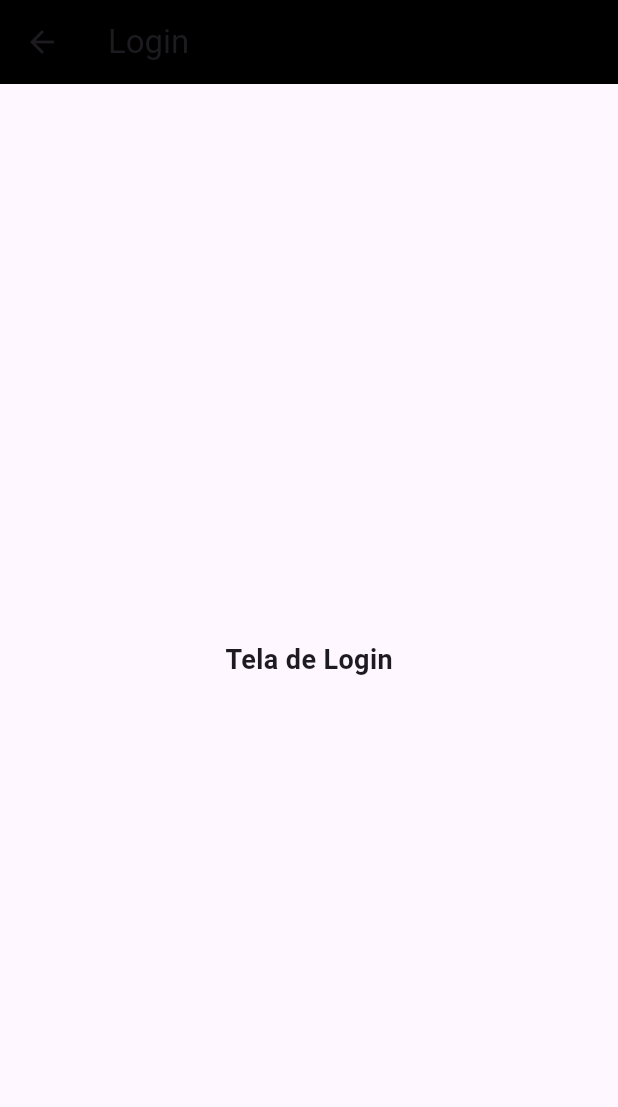
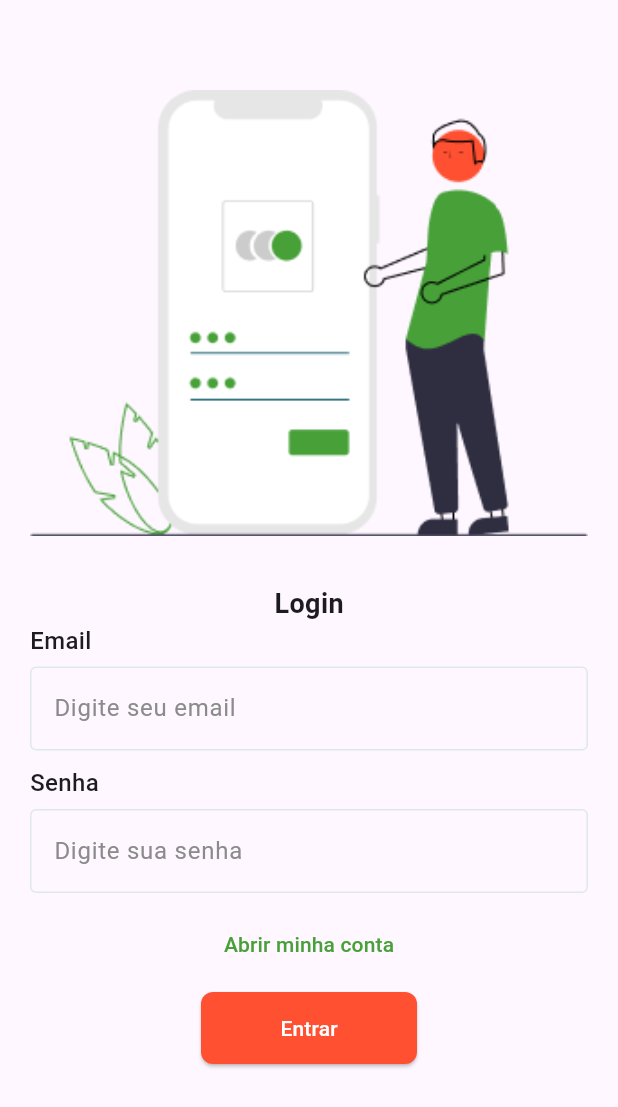
Before and after one commit to CarolBastos/tech_challenge_fase3, a Flutter app: the LoginScreen screen opened directly, on a phone screen of 412 x 824 dp. Shown: the top 1107 px of the screen. Run offline on Flutter 3.47's test engine with Material 3 defaults, Android fonts, the phone set to English and light mode, and no system bars; our stand-ins replace firebase_core; accounts and stored records are empty.

Commit message:
adicionando rotas para login e register

```diff
--- a/lib/app_colors.dart
+++ b/lib/app_colors.dart
@@ -17,8 +17,10 @@ class AppColors {
         900: Color(0xFF0D470E),
       });
 
+  static const Color error = Color(0xFFFF5031);
+  static const Color grey = Color(0xFFDEE9EA);
+  static const Color greyPlaceholder = Color(0xFF8B8B8B);
   static const Color white = Colors.white;
   static const Color shadow = Colors.black12;
   static const Color black = Colors.black;
-  static const Color error = Colors.red;
 }
--- a/lib/main.dart
+++ b/lib/main.dart
@@ -1,5 +1,7 @@
 import 'package:firebase_core/firebase_core.dart';
 import 'package:flutter/material.dart';
+import 'package:tech_challenge_fase3/screens/login_screen.dart';
+import 'package:tech_challenge_fase3/screens/register_screen.dart';
 import 'routes.dart';
 import 'screens/dashboard_screen.dart';
 import 'screens/welcome_screen.dart';
@@ -17,10 +19,12 @@ class MyApp extends StatelessWidget {
   Widget build(BuildContext context) {
     return MaterialApp(
       title: 'ByteBank',
-      initialRoute: Routes.welcome,
+      initialRoute: Routes.login,
       routes: {
         Routes.welcome: (context) => const WelcomeScreen(),
         Routes.dashboard: (context) => const DashboardScreen(),
+        Routes.register: (context) => const RegisterScreen(),
+        Routes.login: (context) => const LoginScreen(),
       },
     );
   }
--- a/lib/routes.dart
+++ b/lib/routes.dart
@@ -1,4 +1,6 @@
 class Routes {
   static const String welcome = '/welcome';
   static const String dashboard = '/dashboard';
+  static const String register = '/register';
+  static const String login = '/login';
 }
--- a/lib/screens/login_screen.dart
+++ b/lib/screens/login_screen.dart
@@ -1,21 +1,67 @@
 import 'package:flutter/material.dart';
 
-class LoginScreen extends StatefulWidget {
+import '../app_colors.dart';
+import '../routes.dart';
+import '../widgets/custom_text_field.dart';
+
+class LoginScreen extends StatelessWidget {
   const LoginScreen({Key? key}) : super(key: key);
 
   @override
-  State<LoginScreen> createState() => _LoginScreenState();
-}
-
-class _LoginScreenState extends State<LoginScreen> {
-  @override
   Widget build(BuildContext context) {
     return Scaffold(
-      appBar: AppBar(title: const Text('Login'), backgroundColor: Colors.black),
-      body: const Center(
-        child: Text(
-          'Tela de Login',
-          style: TextStyle(fontSize: 18, fontWeight: FontWeight.bold),
+      body: SingleChildScrollView(
+        child: Padding(
+          padding: const EdgeInsets.all(20),
+          child: Column(
+            children: [
+              const SizedBox(height: 40),
+              Image.asset(
+                'assets/images/ilustracao_login.png',
+                width: double.infinity,
+                fit: BoxFit.cover,
+              ),
+              const SizedBox(height: 32),
+              Text(
+                "Login",
+                style: TextStyle(fontSize: 18, fontWeight: FontWeight.bold),
+              ),
+              const CustomTextField(
+                labelText: 'Email',
+                placeholder: 'Digite seu email',
+              ),
+              const SizedBox(height: 10),
+              const CustomTextField(
+                labelText: 'Senha',
+                placeholder: 'Digite sua senha',
+                isPassword: true,
+              ),
+              const SizedBox(height: 10),
+              TextButton(
+                onPressed: () {
+                  Navigator.pushReplacementNamed(context, Routes.register);
+                },
+                child: Text(
+                  'Abrir minha conta',
+                  style: TextStyle(color: AppColors.primary),
+                ),
+              ),
+              const SizedBox(height: 8),
+              ElevatedButton(
+                onPressed: () {},
+                style: ElevatedButton.styleFrom(
+                  backgroundColor: AppColors.error,
+                  foregroundColor: Colors.white,
+                  minimumSize: const Size(144, 48),
+                  padding: const EdgeInsets.all(8),
+                  shape: RoundedRectangleBorder(
+                    borderRadius: BorderRadius.circular(8),
+                  ),
+                ),
+                child: const Text('Entrar'),
+              ),
+            ],
+          ),
         ),
       ),
     );
--- /dev/null
+++ b/lib/widgets/custom_text_field.dart
@@ -0,0 +1,43 @@
+import 'package:flutter/material.dart';
+import '../app_colors.dart';
+
+class CustomTextField extends StatelessWidget {
+  final String labelText;
+  final String placeholder;
+  final bool isPassword;
+
+  const CustomTextField({
+    Key? key,
+    required this.labelText,
+    required this.placeholder,
+    this.isPassword = false,
+  }) : super(key: key);
+
+  @override
+  Widget build(BuildContext context) {
+    return Column(
+      crossAxisAlignment: CrossAxisAlignment.start,
+      children: [
+        Text(
+          labelText,
+          style: const TextStyle(fontSize: 16, fontWeight: FontWeight.w500),
+        ),
+        const SizedBox(height: 6),
+        TextFormField(
+          decoration: InputDecoration(
+            hintText: placeholder,
+            hintStyle: const TextStyle(color: AppColors.greyPlaceholder),
+            border: const OutlineInputBorder(),
+            enabledBorder: OutlineInputBorder(
+              borderSide: BorderSide(color: AppColors.grey),
+            ),
+            focusedBorder: OutlineInputBorder(
+              borderSide: BorderSide(color: AppColors.grey, width: 2),
+            ),
+          ),
+          obscureText: isPassword,
+        ),
+      ],
+    );
+  }
+}
```
Also changed, not shown: lib/screens/register_screen.dart (+67 -14 lines), lib/screens/welcome_screen.dart (+17 -54 lines), assets/images/ilustracao_cadastro.png (added), assets/images/ilustracao_login.png (added), assets/images/ilustracao_login.svg (added).
